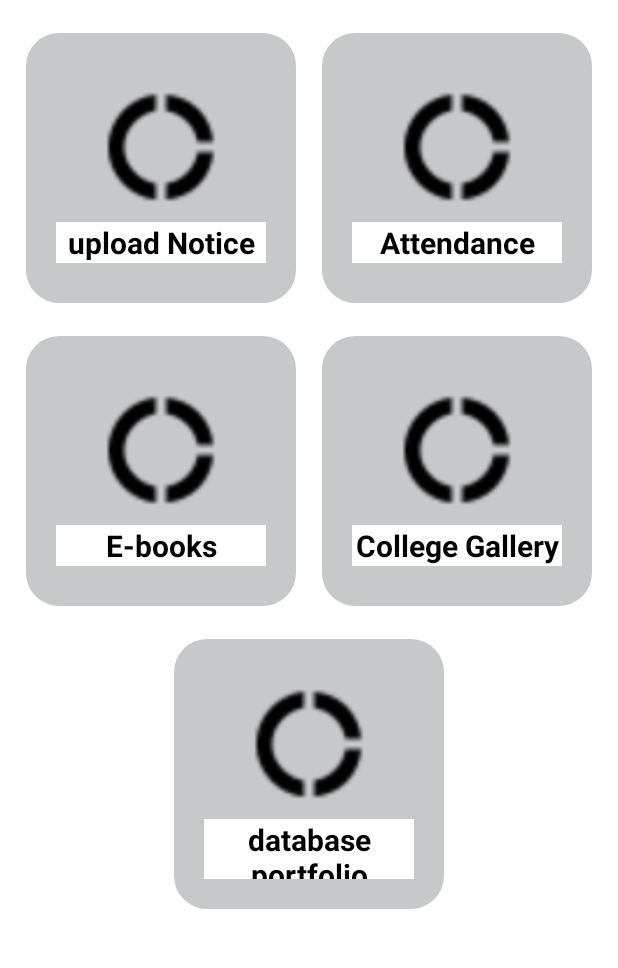
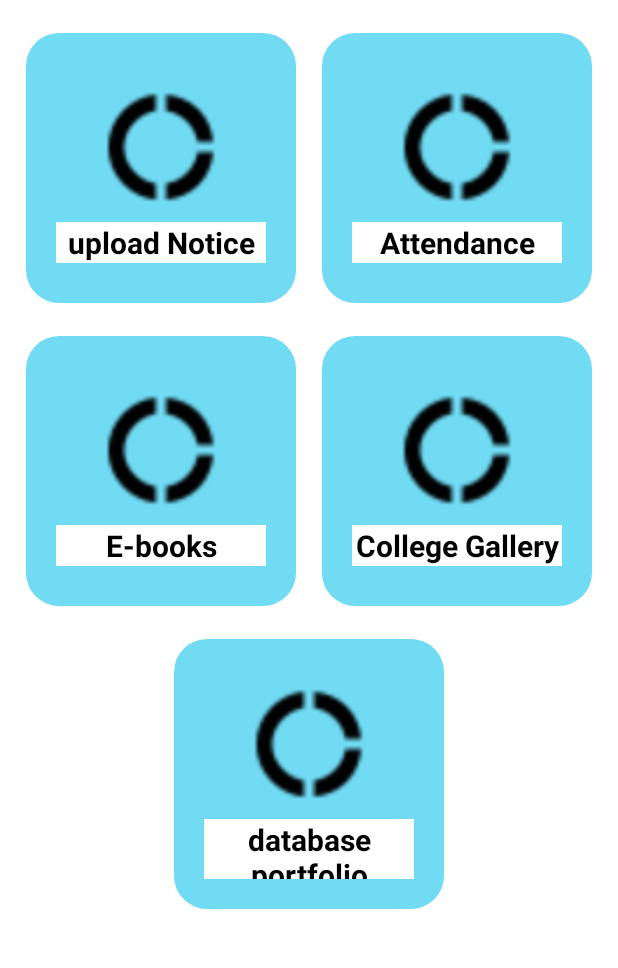
Before and after one commit to manoharrk22/College-Management-App, an Android app: the CategoryAdminActivity screen opened directly, with no data from a screen before it, on a phone screen of 412 x 824 dp, the part 113-1081 px from its top. Run offline under Robolectric (Android 15) with nearby library versions, the phone set to English and light mode, and no system bars.

```diff
--- a/app/build.gradle
+++ b/app/build.gradle
@@ -12,6 +12,7 @@ android {
         targetSdkVersion 30
         versionCode 1
         versionName "1.0"
+        multiDexEnabled true
 
         testInstrumentationRunner "androidx.test.runner.AndroidJUnitRunner"
     }
@@ -33,11 +34,13 @@ dependencies {
     implementation 'androidx.appcompat:appcompat:1.2.0'
     implementation 'com.google.android.material:material:1.2.1'
     implementation 'androidx.constraintlayout:constraintlayout:2.0.4'
+    implementation 'com.google.firebase:firebase-firestore:21.4.0'
     testImplementation 'junit:junit:4.+'
     androidTestImplementation 'androidx.test.ext:junit:1.1.2'
     androidTestImplementation 'androidx.test.espresso:espresso-core:3.3.0'
     implementation platform('com.google.firebase:firebase-bom:26.1.0')
     implementation 'com.google.firebase:firebase-analytics'
     implementation 'com.google.firebase:firebase-auth:11.8.0'
+    implementation 'com.android.support:multidex:1.0.3'
 }
 apply plugin: 'com.google.gms.google-services'
--- a/app/src/main/java/com/example/collegemanagementBmsit/studentregister.java
+++ b/app/src/main/java/com/example/collegemanagementBmsit/studentregister.java
@@ -55,7 +55,7 @@ public class studentregister extends AppCompatActivity {
       if(!task.isSuccessful()){
           Toast.makeText(studentregister.this,"signup unsuccessful",Toast.LENGTH_SHORT).show();
       }else{
-startActivity(new Intent(studentregister.this,CategoryAdminActivity.class));
+startActivity(new Intent(studentregister.this, CategoryStudentActivity.class));
       }
     }
 });
--- a/app/src/main/res/layout/activity_register.xml
+++ b/app/src/main/res/layout/activity_register.xml
@@ -3,8 +3,7 @@
     xmlns:app="http://schemas.android.com/apk/res-auto"
     xmlns:tools="http://schemas.android.com/tools"
     android:layout_width="match_parent"
-    android:layout_height="match_parent"
-    tools:context=".register">
+    android:layout_height="match_parent">
 
     <TextView
         android:layout_width="wrap_content"
--- a/app/src/main/res/values/colors.xml
+++ b/app/src/main/res/values/colors.xml
@@ -4,7 +4,7 @@
     <color name="black">#FF000000</color>
     <color name="white">#FFFFFFFF</color>
     <color name="ColorAccent">#1FB497</color>
-    <color name="ColorBackGround">#C6C8CA</color>
+    <color name="ColorBackGround">#71DBF4</color>
     <color name="ColorGreen">#2BCC6F</color>
 
     <color name="teal_200">#FF03DAC5</color>
@@ -13,6 +13,7 @@
     <color name="gradientEndColor">#69C48B</color>
     <color name="gradientCenterColor">#67AD99</color>
 
+<!--    <color name="ColorBackGround">#71DBF4</color>-->
 
     <!-- <color name="ColorBackGround">#C6C8CA</color>  (Optional main bg color)   EAEEF1  -->
 
```
